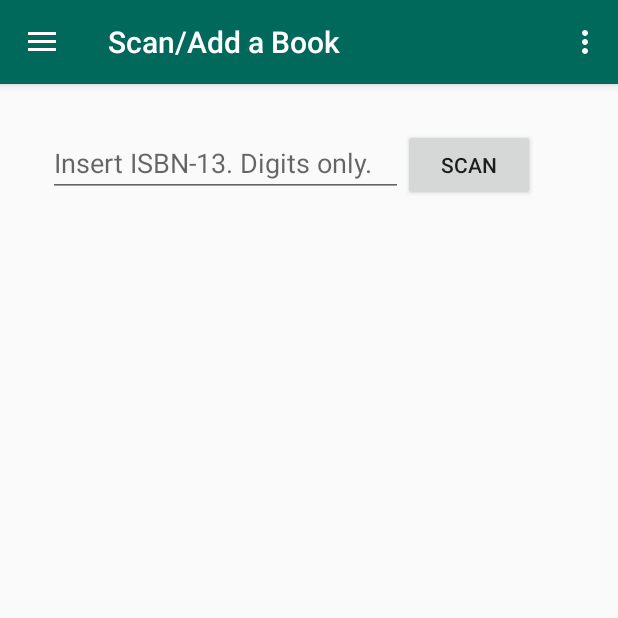
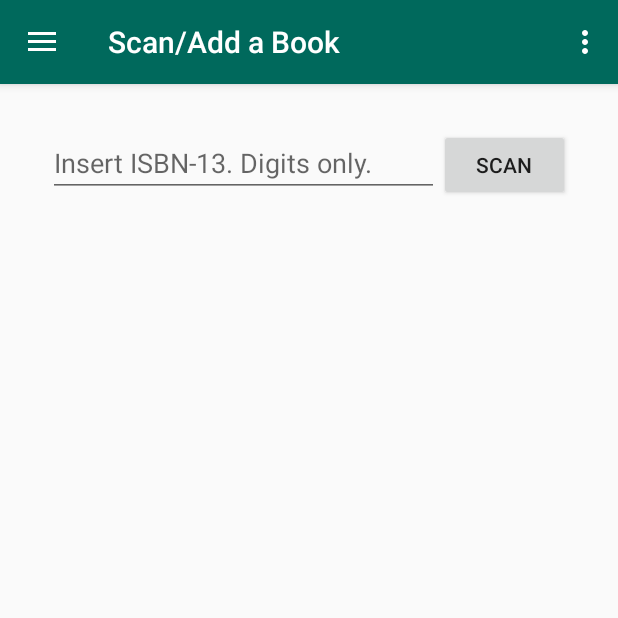
Before and after one commit to frank-tan/Super-Duo, an Android app: the fragment AddBookFragment placed in its activity, on a phone screen of 412 x 824 dp, the top half of it. Run offline under Robolectric (Android 15) with nearby library versions, the phone set to English and light mode, and no system bars; our stand-ins replace Picasso; libraries missing offline, so code that uses them is left out: com.google.zxing.integration; pictures from the network do not load.

Commit message:
Added material design to scan layout

```diff
--- a/alexandria/app/src/main/res/layout-land/fragment_add_book.xml
+++ b/alexandria/app/src/main/res/layout-land/fragment_add_book.xml
@@ -1,50 +1,31 @@
-<FrameLayout xmlns:android="http://schemas.android.com/apk/res/android"
-    xmlns:tools="http://schemas.android.com/tools" android:layout_width="match_parent"
-    android:layout_height="match_parent" tools:context="it.jaschke.alexandria.ui.AddBookFragment">
-
 <RelativeLayout
+    xmlns:android="http://schemas.android.com/apk/res/android"
     android:orientation="horizontal"
     android:layout_width="fill_parent"
     android:layout_height="fill_parent"
+    android:paddingLeft="@dimen/layout_margin_detail_view_large"
+    android:paddingStart="@dimen/layout_margin_detail_view_large"
     android:layout_gravity="left|center_vertical">
 
     <LinearLayout
-            android:id="@+id/buttons"
-            android:orientation="vertical"
-            android:layout_width="wrap_content"
-            android:layout_height="fill_parent"
+        android:layout_width="match_parent"
+        android:layout_height="wrap_content"
+        android:orientation="horizontal"
+        android:id="@+id/ean_container"
         android:layout_alignParentTop="true"
+        android:layout_alignParentLeft="true"
+        android:layout_alignParentStart="true"
         android:layout_alignParentRight="true"
-            >
-
-            <ImageButton
-                android:layout_width="wrap_content"
-                android:layout_height="fill_parent"
-                android:contentDescription="@string/cancel_button"
-                android:layout_weight="1"
-                android:src="@drawable/ic_action_discard"
-                style="?android:attr/buttonBarButtonStyle"
-                android:id="@+id/delete_button"
-                android:visibility="invisible"
-                />
-
-            <ImageButton
-                android:layout_width="wrap_content"
-                android:layout_height="fill_parent"
-                android:contentDescription="@string/ok_button"
-                android:text="@string/ok_button"
-                android:layout_weight="1"
-                android:id="@+id/save_button"
-                android:visibility="invisible"
-                android:src="@drawable/ic_action_accept"
-                style="?android:attr/buttonBarButtonStyle"
-                android:layout_gravity="bottom"
-                />
-
-        </LinearLayout>
-
+        android:layout_alignParentEnd="true"
+        android:layout_marginTop="20dp"
+        android:layout_marginBottom="20dp"
+        android:layout_marginLeft="@dimen/layout_x_large"
+        android:layout_marginStart="@dimen/layout_x_large"
+        android:layout_marginRight="@dimen/layout_x_large"
+        android:layout_marginEnd="@dimen/layout_x_large">
         <EditText
-            android:layout_width="wrap_content"
+            android:layout_width="0dp"
+            android:layout_weight="3"
             android:layout_height="wrap_content"
             android:inputType="number"
             android:minEms="@integer/ean_width"
@@ -53,82 +34,70 @@
             android:textIsSelectable="false"
             android:maxLength="@integer/ean_size"
             android:hint="@string/input_hint"
-            android:layout_marginLeft="40dp"
-            android:layout_marginStart="40dp"
-            android:maxLines="1"
-            android:layout_marginTop="30dp"
-            android:layout_alignParentTop="true"
-            android:layout_alignParentLeft="true"
-            android:layout_alignParentStart="true"/>
+            android:maxLines="1"/>
 
         <Button
-            android:layout_width="wrap_content"
+            android:layout_width="0dp"
+            android:layout_weight="1"
             android:layout_height="wrap_content"
             android:text="@string/scan_button"
             android:id="@+id/scan_button"
             android:layout_marginLeft="23dp"
-            android:layout_marginStart="23dp"
-            android:layout_alignBottom="@+id/ean"
-            android:layout_toRightOf="@+id/ean"
-            android:layout_toEndOf="@+id/ean"/>
+            android:layout_marginStart="23dp"/>
+    </LinearLayout>
 
-        <TextView
+    <LinearLayout
+        android:id="@+id/buttons"
+        android:orientation="vertical"
+        android:layout_width="wrap_content"
+        android:layout_height="fill_parent"
+        android:layout_below="@id/ean_container"
+        android:layout_alignParentRight="true"
+        android:layout_alignParentEnd="true"
+        android:layout_alignParentBottom="true"
+        >
+
+        <ImageButton
+            android:layout_width="wrap_content"
+            android:layout_height="0dp"
+            android:contentDescription="@string/cancel_button"
+            android:layout_weight="1"
+            android:src="@drawable/ic_action_discard"
+            style="?android:attr/buttonBarButtonStyle"
+            android:id="@+id/delete_button"
+            android:layout_gravity="bottom"
+            android:visibility="invisible"
+            />
+
+        <ImageButton
+            android:layout_width="wrap_content"
+            android:layout_height="0dp"
+            android:contentDescription="@string/ok_button"
+            android:text="@string/ok_button"
+            android:layout_weight="1"
+            android:id="@+id/save_button"
+            android:src="@drawable/ic_action_accept"
+            style="?android:attr/buttonBarButtonStyle"
+            android:layout_gravity="bottom"
+            android:visibility="invisible"
+            />
+
+    </LinearLayout>
+
+    <android.support.v7.widget.CardView
         android:layout_width="wrap_content"
         android:layout_height="wrap_content"
-            android:id="@+id/bookTitle"
-            android:textSize="@dimen/head_line"
-            android:textIsSelectable="true"
-            android:textStyle="bold"
-            android:layout_below="@+id/scan_button"
-            android:layout_alignLeft="@+id/ean"
-            android:layout_alignStart="@+id/ean"
-            android:layout_toLeftOf="@id/buttons"
-            android:layout_marginLeft="10dp"
-            android:layout_marginRight="10dp"
-            android:layout_marginTop="10dp"/>
+        android:id="@+id/book_detail_card"
+        android:layout_centerHorizontal="true"
+        android:layout_below="@id/ean_container"
+        android:layout_marginTop="@dimen/layout_margin_detail_view_small"
+        android:layout_marginBottom="@dimen/layout_margin_detail_view_small"
+        android:elevation="2dp"
+        android:visibility="invisible"
+        >
 
-        <TextView
-            android:layout_width="wrap_content"
-            android:layout_height="wrap_content"
-            android:id="@+id/bookSubTitle"
-            android:layout_below="@+id/bookTitle"
-            android:layout_alignLeft="@+id/bookTitle"
-            android:layout_alignStart="@+id/bookTitle"
-            android:layout_toLeftOf="@id/buttons"
-            android:layout_marginTop="10dp"/>
+        <include layout="@layout/book_detail_partial"/>
 
-        <ImageView
-            android:layout_width="80dp"
-            android:layout_height="120dp"
-            android:id="@+id/bookCover"
-            android:contentDescription="@string/book_cover"
-            android:minHeight="20dip"
-            android:minWidth="20dip"
-            android:layout_below="@+id/bookSubTitle"
-            android:layout_alignLeft="@+id/bookSubTitle"
-            android:layout_alignStart="@+id/bookSubTitle"
-            />
-
-        <TextView
-            android:layout_width="wrap_content"
-            android:layout_height="wrap_content"
-            android:id="@+id/authors"
-            android:textSize="@dimen/small_font_size"
-            android:layout_marginLeft="25dp"
-            android:layout_alignTop="@+id/bookCover"
-            android:layout_toRightOf="@+id/bookCover"
-            android:layout_toLeftOf="@id/buttons"
-            />
-
-        <TextView
-            android:layout_width="wrap_content"
-            android:layout_height="wrap_content"
-            android:id="@+id/categories"
-            android:textSize="@dimen/small_font_size"
-            android:layout_below="@+id/bookCover"
-            android:layout_alignLeft="@+id/bookCover"
-            android:layout_alignStart="@+id/bookCover"
-            android:layout_marginTop="10dp"/>
+    </android.support.v7.widget.CardView>
 
 </RelativeLayout>
-</FrameLayout>
--- a/alexandria/app/src/main/res/layout/fragment_add_book.xml
+++ b/alexandria/app/src/main/res/layout/fragment_add_book.xml
@@ -30,7 +30,8 @@
             android:layout_centerHorizontal="true">
 
             <EditText
-                android:layout_width="wrap_content"
+                android:layout_width="0dp"
+                android:layout_weight="3"
                 android:layout_height="wrap_content"
                 android:inputType="number"
                 android:minEms="@integer/ean_width"
@@ -42,7 +43,8 @@
                 android:paddingRight="20dp"/>
 
             <Button
-                android:layout_width="wrap_content"
+                android:layout_width="0dp"
+                android:layout_weight="1"
                 android:layout_height="wrap_content"
                 android:text="@string/scan_button"
                 android:id="@+id/scan_button"/>
@@ -57,7 +59,7 @@
             android:layout_marginTop="@dimen/layout_margin_detail_view_small"
             android:layout_marginBottom="@dimen/layout_margin_detail_view_small"
             android:elevation="2dp"
-            android:visibility="invisible"
+            android:visibility="gone"
             >
 
             <include layout="@layout/book_detail_partial"/>
```
Lines whose indentation alone changed are shown as unchanged.
